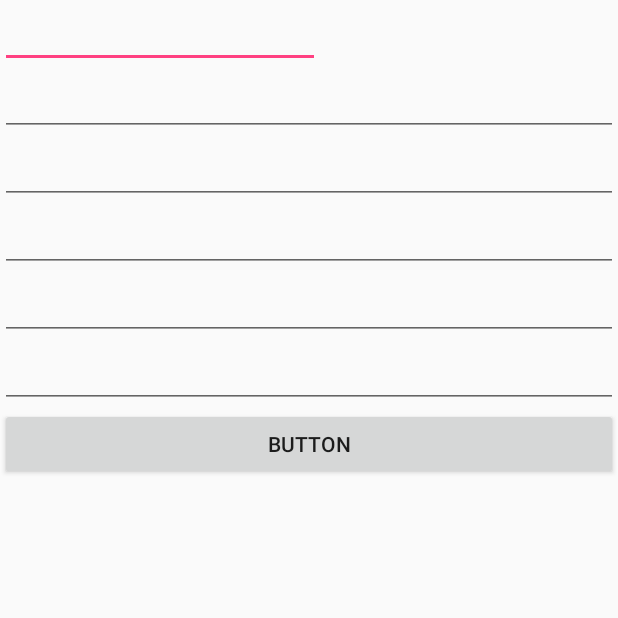
After one commit to ShinSeungChul/ourHealth, an Android app: the FoodInsert screen opened directly, with no data from a screen before it, on a phone screen of 412 x 824 dp, the top half of it. The commit adds this screen. Run offline under Robolectric (Android 15) with nearby library versions, the phone set to English and light mode, and no system bars; libraries missing offline, so code that uses them is left out: com.amazonaws, com.amazonaws.amplify, com.amazonaws.mobile, com.amazonaws.mobileconnectors, com.apollographql.apollo; 1 statement that could not run was skipped.

Commit message:
Schema change

```diff
--- a/app/src/main/AndroidManifest.xml
+++ b/app/src/main/AndroidManifest.xml
@@ -41,6 +41,9 @@
         <activity android:name=".StorageActivity">
 
         </activity>
+        <activity android:name=".FoodInsert">
+
+        </activity>
         <activity android:name=".HistoryActivity"></activity>
         <activity android:name=".AuthenticationActivity">
 
--- /dev/null
+++ b/app/src/main/java/com/example/wlgusdn/ourhealth/FoodInsert.kt
@@ -0,0 +1,113 @@
+package com.example.wlgusdn.ourhealth
+
+import android.content.Intent
+import android.os.Bundle
+import android.support.v7.app.AppCompatActivity
+import android.util.Log
+import android.view.View
+import android.widget.Button
+import android.widget.Toast
+import com.amazonaws.amplify.generated.graphql.CreateAccountMutation
+import com.amazonaws.amplify.generated.graphql.CreateFoodMutation
+import com.amazonaws.mobile.client.AWSMobileClient
+import com.amazonaws.mobile.config.AWSConfiguration
+import com.amazonaws.mobileconnectors.appsync.AWSAppSyncClient
+import com.amazonaws.mobileconnectors.appsync.sigv4.CognitoUserPoolsAuthProvider
+import com.apollographql.apollo.GraphQLCall
+import com.apollographql.apollo.exception.ApolloException
+import kotlinx.android.synthetic.main.foodinsert.*
+import type.CreateAccountInput
+import type.CreateFoodInput
+import java.lang.Exception
+
+class FoodInsert : AppCompatActivity()
+{
+
+    private val CreatemutateCallback  = object : GraphQLCall.Callback<CreateFoodMutation.Data>() {
+
+
+        override fun onResponse(response: com.apollographql.apollo.api.Response<CreateFoodMutation.Data>) {
+
+            runOnUiThread {
+                Toast.makeText(this@FoodInsert, "Added pet", Toast.LENGTH_SHORT).show()
+
+            }
+        }
+
+
+
+        override fun onFailure(e: ApolloException) {
+            runOnUiThread {
+                Log.e("", "Failed to perform AddPetMutation", e)
+                Toast.makeText(this@FoodInsert, "Failed to add pet", Toast.LENGTH_SHORT).show()
+
+            }
+        }
+    }
+
+    var sa : Button?=null
+    override fun onCreate(savedInstanceState: Bundle?) {
+        super.onCreate(savedInstanceState)
+
+        setContentView(R.layout.foodinsert)
+
+        sa = findViewById(R.id.save)
+        sa!!.setOnClickListener(object: View.OnClickListener {
+            override fun onClick(v: View?) {
+
+                save()
+
+            }
+        })
+
+
+
+
+        AccountActivity.mAWSAppSyncClient = AWSAppSyncClient.builder()
+            .context(applicationContext)
+            .awsConfiguration(AWSConfiguration(applicationContext))
+            .cognitoUserPoolsAuthProvider(CognitoUserPoolsAuthProvider {
+                try {
+                    Log.e("APPSYNC_ERROR", "heelloo")
+
+
+                    return@CognitoUserPoolsAuthProvider AWSMobileClient.getInstance().tokens.idToken.tokenString
+
+                } catch (e: Exception) {
+                    Log.e("APPSYNC_ERROR", e.localizedMessage)
+                    return@CognitoUserPoolsAuthProvider e.localizedMessage
+                }
+            }).build()
+
+
+    }
+
+
+    private fun save() {
+        val name = et_name!!.text.toString()
+        val sub = et_sub!!.text.toString()
+        val kcal = et_kcal!!.text.toString().toInt()
+        val pro = et_pro!!.text.toString().toInt()
+        val car = et_car!!.text.toString().toInt()
+        val fat = et_fat!!.text.toString().toInt()
+
+        val input = CreateFoodInput.builder()
+            .id(sub)
+            .name(name!!)
+            .cal(kcal!!)
+            .pro(pro)
+            .car(car)
+            .fat(fat)
+            .build()
+
+        val addFoodMutation = CreateFoodMutation.builder()
+            .input(input)
+            .build()
+
+        AccountActivity.mAWSAppSyncClient!!.mutate(addFoodMutation).enqueue(CreatemutateCallback)
+
+
+
+    }
+
+}
--- a/app/src/main/res/layout/activity_account.xml
+++ b/app/src/main/res/layout/activity_account.xml
@@ -120,4 +120,10 @@
         android:id="@+id/textView8" app:layout_constraintLeft_toLeftOf="parent"
         app:layout_constraintRight_toRightOf="parent" app:layout_constraintBottom_toTopOf="@id/account_Momentum"
         app:layout_constraintTop_toBottomOf="@id/account_Weight"/>
+    <Button
+            android:text="Button"
+            android:layout_width="wrap_content"
+            android:layout_height="wrap_content"
+            android:id="@+id/button5" app:layout_constraintStart_toStartOf="parent" android:layout_marginStart="8dp"
+            android:layout_marginBottom="8dp" app:layout_constraintBottom_toBottomOf="parent"/>
 </android.support.constraint.ConstraintLayout>
--- /dev/null
+++ b/app/src/main/res/layout/foodinsert.xml
@@ -0,0 +1,47 @@
+<?xml version="1.0" encoding="utf-8"?>
+<LinearLayout xmlns:android="http://schemas.android.com/apk/res/android"
+                                             xmlns:tools="http://schemas.android.com/tools" android:layout_width="match_parent"
+                                             android:layout_height="match_parent"
+android:orientation="vertical">
+
+    <EditText
+            android:layout_width="wrap_content"
+            android:layout_height="wrap_content"
+            android:inputType="textPersonName"
+            android:ems="10"
+            tools:layout_editor_absoluteY="29dp" tools:layout_editor_absoluteX="72dp" android:id="@+id/et_name"/>
+    <EditText
+            android:layout_width="match_parent"
+            android:layout_height="wrap_content"
+            android:inputType="textPersonName"
+            android:ems="10"
+            android:id="@+id/et_sub"/>
+    <EditText
+            android:layout_width="match_parent"
+            android:layout_height="wrap_content"
+            android:inputType="number"
+            android:ems="10"
+            android:id="@+id/et_kcal"/>
+    <EditText
+            android:layout_width="match_parent"
+            android:layout_height="wrap_content"
+            android:inputType="number"
+            android:ems="10"
+            android:id="@+id/et_pro"/>
+    <EditText
+            android:layout_width="match_parent"
+            android:layout_height="wrap_content"
+            android:inputType="number"
+            android:ems="10"
+            android:id="@+id/et_car"/>
+    <EditText
+            android:layout_width="match_parent"
+            android:layout_height="wrap_content"
+            android:inputType="number"
+            android:ems="10"
+            android:id="@+id/et_fat"/>
+    <Button
+            android:text="Button"
+            android:layout_width="match_parent"
+            android:layout_height="wrap_content" android:id="@+id/save"/>
+</LinearLayout>
```
Also changed, not shown: app/src/main/java/com/example/wlgusdn/ourhealth/AccountActivity.kt (+14 -0 lines), app/src/main/graphql/schema.json, 3 other files.
